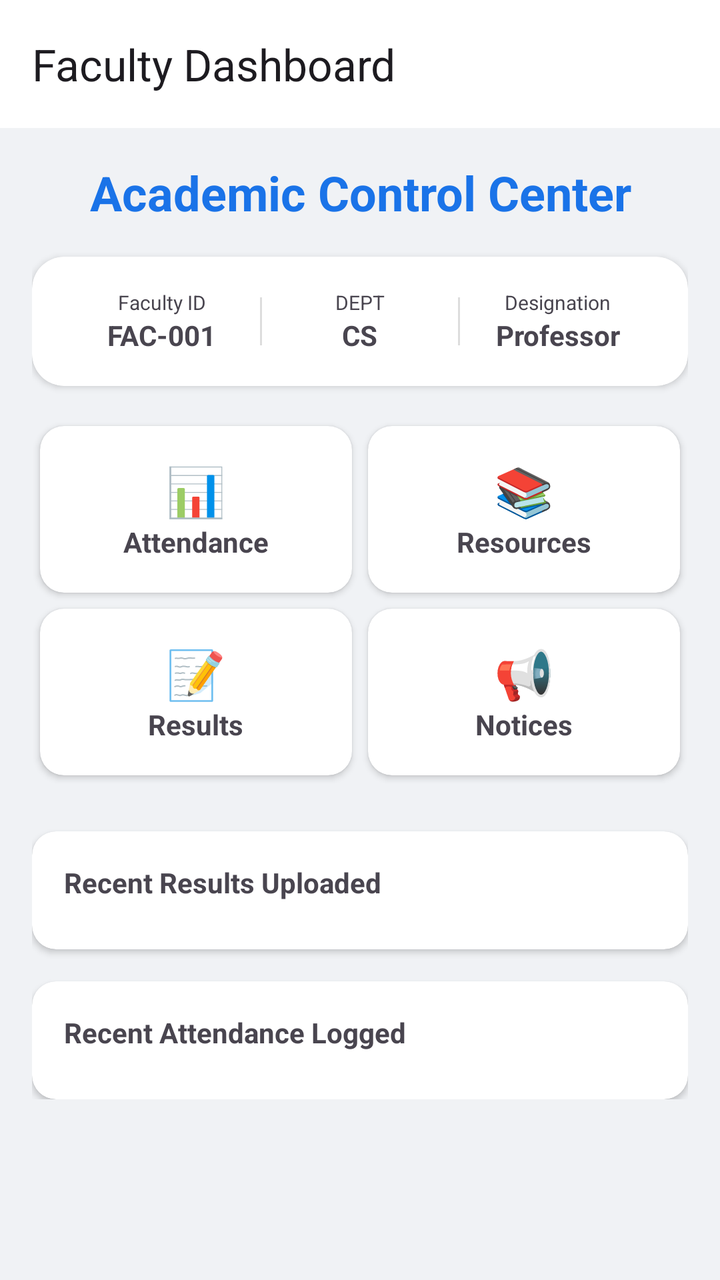
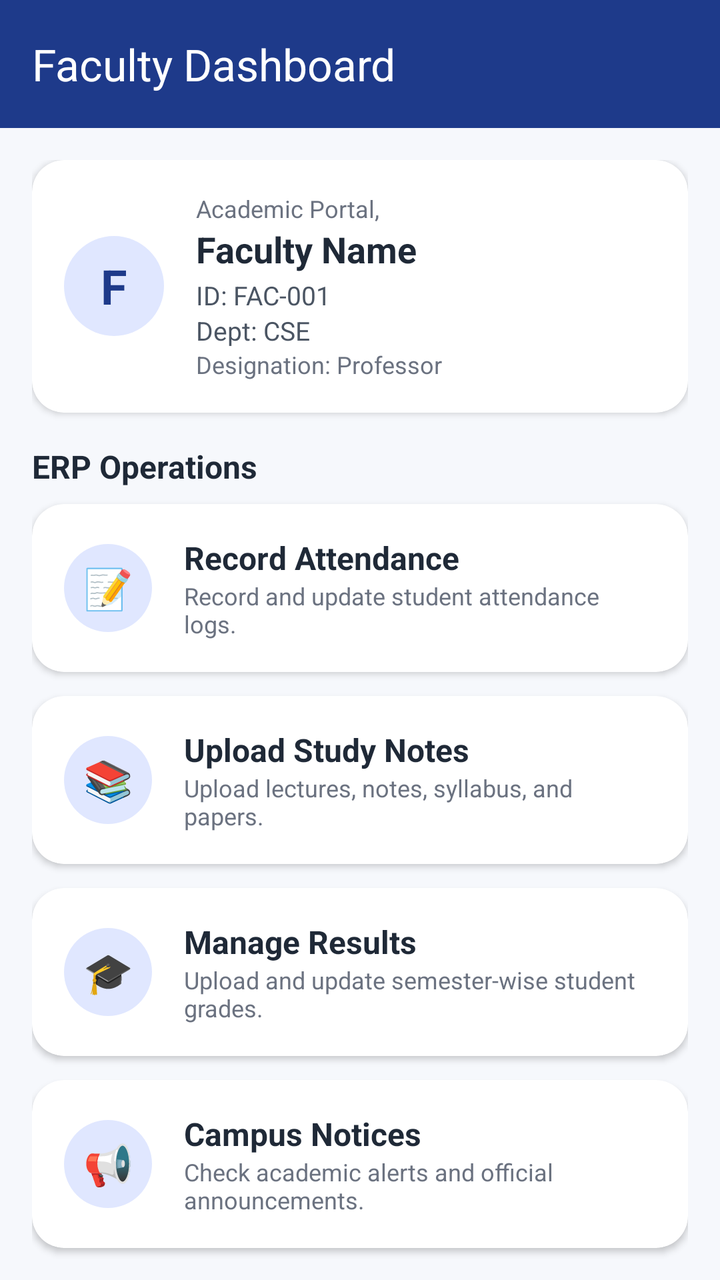

Screens rendered from an Android XML layout before and after an edit, with the pre-edit source and the edit as a unified diff.
<!-- AndroidManifest.xml: application theme Theme.MyCampus -->
<!-- res/layout/activity_facultydsashboard.xml -->
<?xml version="1.0" encoding="utf-8"?>
<androidx.coordinatorlayout.widget.CoordinatorLayout xmlns:android="http://schemas.android.com/apk/res/android"
    xmlns:app="http://schemas.android.com/apk/res-auto"
    xmlns:tools="http://schemas.android.com/tools"
    android:layout_width="match_parent"
    android:layout_height="match_parent"
    android:background="#F0F2F5"
    tools:context=".facultydsashboardActivity">

    <com.google.android.material.appbar.AppBarLayout
        android:layout_width="match_parent"
        android:layout_height="wrap_content">
        <androidx.appcompat.widget.Toolbar
            android:id="@+id/toolbar"
            android:layout_width="match_parent"
            android:layout_height="?attr/actionBarSize"
            android:background="@android:color/white"
            app:title="@string/title_faculty_dashboard" />
    </com.google.android.material.appbar.AppBarLayout>

    <androidx.core.widget.NestedScrollView
        android:layout_width="match_parent"
        android:layout_height="match_parent"
        app:layout_behavior="@string/appbar_scrolling_view_behavior">

        <LinearLayout
            android:layout_width="match_parent"
            android:layout_height="wrap_content"
            android:orientation="vertical"
            android:padding="16dp">

            <TextView
                android:layout_width="match_parent"
                android:layout_height="wrap_content"
                android:gravity="center"
                android:text="@string/hero_title_faculty"
                android:textSize="24sp"
                android:textStyle="bold"
                android:textColor="#1A73E8" />

            <com.google.android.material.card.MaterialCardView
                android:layout_width="match_parent"
                android:layout_height="wrap_content"
                android:layout_marginTop="16dp"
                app:cardCornerRadius="16dp"
                app:cardElevation="2dp">
                <LinearLayout
                    android:layout_width="match_parent"
                    android:layout_height="wrap_content"
                    android:orientation="horizontal"
                    android:padding="16dp"
                    android:gravity="center">
                    <LinearLayout android:layout_width="0dp" android:layout_height="wrap_content" android:layout_weight="1" android:orientation="vertical" android:gravity="center">
                        <TextView android:layout_width="wrap_content" android:layout_height="wrap_content" android:text="@string/faculty_id_label" android:textSize="10sp" />
                        <TextView android:id="@+id/tvFacultyId" android:layout_width="wrap_content" android:layout_height="wrap_content" android:text="FAC-001" android:textStyle="bold" />
                    </LinearLayout>
                    <View android:layout_width="1dp" android:layout_height="24dp" android:background="#DDDDDD" />
                    <LinearLayout android:layout_width="0dp" android:layout_height="wrap_content" android:layout_weight="1" android:orientation="vertical" android:gravity="center">
                        <TextView android:layout_width="wrap_content" android:layout_height="wrap_content" android:text="DEPT" android:textSize="10sp" />
                        <TextView android:id="@+id/tvFacultyDept" android:layout_width="wrap_content" android:layout_height="wrap_content" android:text="CS" android:textStyle="bold" />
                    </LinearLayout>
                    <View android:layout_width="1dp" android:layout_height="24dp" android:background="#DDDDDD" />
                    <LinearLayout android:layout_width="0dp" android:layout_height="wrap_content" android:layout_weight="1" android:orientation="vertical" android:gravity="center">
                        <TextView android:layout_width="wrap_content" android:layout_height="wrap_content" android:text="@string/designation_label" android:textSize="10sp" />
                        <TextView android:id="@+id/tvFacultyDesignation" android:layout_width="wrap_content" android:layout_height="wrap_content" android:text="Professor" android:textStyle="bold" />
                    </LinearLayout>
                </LinearLayout>
            </com.google.android.material.card.MaterialCardView>

            <GridLayout
                android:layout_width="match_parent"
                android:layout_height="wrap_content"
                android:layout_marginTop="16dp"
                android:columnCount="2">
                <com.google.android.material.card.MaterialCardView
                    android:id="@+id/btnLogAttendance"
                    android:layout_width="0dp"
                    android:layout_height="wrap_content"
                    android:layout_columnWeight="1"
                    android:layout_margin="4dp"
                    app:cardCornerRadius="12dp"
                    android:clickable="true"
                    android:focusable="true">
                    <LinearLayout android:layout_width="match_parent" android:layout_height="wrap_content" android:orientation="vertical" android:padding="16dp" android:gravity="center">
                        <TextView android:layout_width="wrap_content" android:layout_height="wrap_content" android:text="📊" android:textSize="24sp" />
                        <TextView android:layout_width="wrap_content" android:layout_height="wrap_content" android:text="Attendance" android:textStyle="bold" />
                    </LinearLayout>
                </com.google.android.material.card.MaterialCardView>
                <com.google.android.material.card.MaterialCardView
                    android:id="@+id/cvUploadResources"
                    android:layout_width="0dp"
                    android:layout_height="wrap_content"
                    android:layout_columnWeight="1"
                    android:layout_margin="4dp"
                    app:cardCornerRadius="12dp"
                    android:clickable="true"
                    android:focusable="true">
                    <LinearLayout android:layout_width="match_parent" android:layout_height="wrap_content" android:orientation="vertical" android:padding="16dp" android:gravity="center">
                        <TextView android:layout_width="wrap_content" android:layout_height="wrap_content" android:text="📚" android:textSize="24sp" />
                        <TextView android:layout_width="wrap_content" android:layout_height="wrap_content" android:text="Resources" android:textStyle="bold" />
                    </LinearLayout>
                </com.google.android.material.card.MaterialCardView>
                <com.google.android.material.card.MaterialCardView
                    android:id="@+id/btnGenResult"
                    android:layout_width="0dp"
                    android:layout_height="wrap_content"
                    android:layout_columnWeight="1"
                    android:layout_margin="4dp"
                    app:cardCornerRadius="12dp"
                    android:clickable="true"
                    android:focusable="true">
                    <LinearLayout android:layout_width="match_parent" android:layout_height="wrap_content" android:orientation="vertical" android:padding="16dp" android:gravity="center">
                        <TextView android:layout_width="wrap_content" android:layout_height="wrap_content" android:text="📝" android:textSize="24sp" />
                        <TextView android:layout_width="wrap_content" android:layout_height="wrap_content" android:text="Results" android:textStyle="bold" />
                    </LinearLayout>
                </com.google.android.material.card.MaterialCardView>
                <com.google.android.material.card.MaterialCardView
                    android:id="@+id/cvManageNotices"
                    android:layout_width="0dp"
                    android:layout_height="wrap_content"
                    android:layout_columnWeight="1"
                    android:layout_margin="4dp"
                    app:cardCornerRadius="12dp"
                    android:clickable="true"
                    android:focusable="true">
                    <LinearLayout android:layout_width="match_parent" android:layout_height="wrap_content" android:orientation="vertical" android:padding="16dp" android:gravity="center">
                        <TextView android:layout_width="wrap_content" android:layout_height="wrap_content" android:text="📢" android:textSize="24sp" />
                        <TextView android:layout_width="wrap_content" android:layout_height="wrap_content" android:text="Notices" android:textStyle="bold" />
                    </LinearLayout>
                </com.google.android.material.card.MaterialCardView>
            </GridLayout>

            <com.google.android.material.card.MaterialCardView
                android:layout_width="match_parent"
                android:layout_height="wrap_content"
                android:layout_marginTop="24dp"
                app:cardCornerRadius="12dp">
                <LinearLayout android:layout_width="match_parent" android:layout_height="wrap_content" android:orientation="vertical" android:padding="16dp">
                    <TextView android:layout_width="wrap_content" android:layout_height="wrap_content" android:text="Recent Results Uploaded" android:textStyle="bold" android:layout_marginBottom="8dp" />
                    <LinearLayout android:id="@+id/llFacultyResults" android:layout_width="match_parent" android:layout_height="wrap_content" android:orientation="vertical" />
                </LinearLayout>
            </com.google.android.material.card.MaterialCardView>

            <com.google.android.material.card.MaterialCardView
                android:layout_width="match_parent"
                android:layout_height="wrap_content"
                android:layout_marginTop="16dp"
                app:cardCornerRadius="12dp">
                <LinearLayout android:layout_width="match_parent" android:layout_height="wrap_content" android:orientation="vertical" android:padding="16dp">
                    <TextView android:layout_width="wrap_content" android:layout_height="wrap_content" android:text="Recent Attendance Logged" android:textStyle="bold" android:layout_marginBottom="8dp" />
                    <LinearLayout android:id="@+id/llFacultyAttendance" android:layout_width="match_parent" android:layout_height="wrap_content" android:orientation="vertical" />
                </LinearLayout>
            </com.google.android.material.card.MaterialCardView>

        </LinearLayout>
    </androidx.core.widget.NestedScrollView>
</androidx.coordinatorlayout.widget.CoordinatorLayout>
<!-- resources referenced by this layout -->
<resources>
  <string name="designation_label">Designation</string>
  <string name="faculty_id_label">Faculty ID</string>
  <string name="hero_title_faculty">Academic Control Center</string>
  <string name="title_faculty_dashboard">Faculty Dashboard</string>
  <style name="Theme.MyCampus" parent="Theme.Material3.DayNight.NoActionBar">
          
          <item name="colorPrimary">@color/primary</item>
          <item name="colorOnPrimary">@color/white</item>
          <item name="colorPrimaryContainer">@color/primaryDark</item>
          <item name="colorSecondary">@color/secondary</item>
          <item name="colorOnSecondary">@color/white</item>
          <item name="android:navigationBarColor">@color/background</item>
          <item name="android:statusBarColor">@color/primary</item>
          <item name="android:windowBackground">@color/background</item>
  
          
          <item name="materialCardViewStyle">@style/Widget.MyCampus.CardView</item>
  
          
          <item name="materialButtonStyle">@style/Widget.MyCampus.Button</item>
      </style>
  <color name="primary">#1E3A8A</color>
  <color name="white">#FFFFFF</color>
  <color name="primaryDark">#162D68</color>
  <color name="secondary">#3B82F6</color>
  <color name="background">#F6F8FC</color>
  <style name="Widget.MyCampus.CardView" parent="Widget.Material3.CardView.Elevated">
          <item name="cardCornerRadius">16dp</item>
          <item name="cardElevation">2dp</item>
          <item name="cardBackgroundColor">@color/card_background</item>
          <item name="strokeWidth">0dp</item>
      </style>
  <style name="Widget.MyCampus.Button" parent="Widget.Material3.Button">
          <item name="cornerRadius">12dp</item>
          <item name="android:insetTop">0dp</item>
          <item name="android:insetBottom">0dp</item>
          <item name="android:minHeight">48dp</item>
      </style>
  <color name="card_background">#FFFFFF</color>
</resources>

<!-- the commit's change to res/layout/activity_facultydsashboard.xml (unified diff, before → after) -->
@@ -2,20 +2,25 @@
 <androidx.coordinatorlayout.widget.CoordinatorLayout xmlns:android="http://schemas.android.com/apk/res/android"
     xmlns:app="http://schemas.android.com/apk/res-auto"
     xmlns:tools="http://schemas.android.com/tools"
+    android:id="@+id/main"
     android:layout_width="match_parent"
     android:layout_height="match_parent"
-    android:background="#F0F2F5"
+    android:background="#F6F8FC"
     tools:context=".facultydsashboardActivity">
 
     <com.google.android.material.appbar.AppBarLayout
         android:layout_width="match_parent"
-        android:layout_height="wrap_content">
+        android:layout_height="wrap_content"
+        android:background="#1E3A8A"
+        app:elevation="0dp">
+
         <androidx.appcompat.widget.Toolbar
             android:id="@+id/toolbar"
             android:layout_width="match_parent"
             android:layout_height="?attr/actionBarSize"
-            android:background="@android:color/white"
-            app:title="@string/title_faculty_dashboard" />
+            android:background="#1E3A8A"
+            app:title="Faculty Dashboard"
+            app:titleTextColor="@android:color/white" />
     </com.google.android.material.appbar.AppBarLayout>
 
     <androidx.core.widget.NestedScrollView
@@ -29,129 +34,343 @@
             android:orientation="vertical"
             android:padding="16dp">
 
+            
+            <com.google.android.material.card.MaterialCardView
+                android:layout_width="match_parent"
+                android:layout_height="wrap_content"
+                android:layout_marginBottom="16dp"
+                app:cardBackgroundColor="#FFFFFF"
+                app:cardCornerRadius="16dp"
+                app:cardElevation="2dp"
+                app:strokeWidth="0dp">
+
+                <LinearLayout
+                    android:layout_width="match_parent"
+                    android:layout_height="wrap_content"
+                    android:gravity="center_vertical"
+                    android:orientation="horizontal"
+                    android:padding="16dp">
+
+                    <TextView
+                        android:layout_width="50dp"
+                        android:layout_height="50dp"
+                        android:background="@drawable/bg_circle_avatar"
+                        android:gravity="center"
+                        android:text="F"
+                        android:id="@+id/tvFacultyAvatar"
+                        android:textColor="#1E3A8A"
+                        android:textSize="24sp"
+                        android:textStyle="bold" />
+
+                    <LinearLayout
+                        android:layout_width="0dp"
+                        android:layout_height="wrap_content"
+                        android:layout_marginStart="16dp"
+                        android:layout_weight="1"
+                        android:orientation="vertical">
+
+                        <TextView
+                            android:layout_width="wrap_content"
+                            android:layout_height="wrap_content"
+                            android:text="Academic Portal,"
+                            android:textColor="#6B7280"
+                            android:textSize="12sp" />
+
+                        <TextView
+                            android:id="@+id/tvFacultyName"
+                            android:layout_width="wrap_content"
+                            android:layout_height="wrap_content"
+                            android:text="Faculty Name"
+                            android:textColor="#1F2937"
+                            android:textSize="18sp"
+                            android:textStyle="bold" />
+
+                        <TextView
+                            android:id="@+id/tvFacultyId"
+                            android:layout_width="wrap_content"
+                            android:layout_height="wrap_content"
+                            android:layout_marginTop="2dp"
+                            android:text="ID: FAC-001"
+                            android:textColor="#4B5563"
+                            android:textSize="13sp" />
+
+                        <TextView
+                            android:id="@+id/tvFacultyDept"
+                            android:layout_width="wrap_content"
+                            android:layout_height="wrap_content"
+                            android:text="Dept: CSE"
+                            android:textColor="#4B5563"
+                            android:textSize="13sp" />
+
+                        <TextView
+                            android:id="@+id/tvFacultyDesignation"
+                            android:layout_width="wrap_content"
+                            android:layout_height="wrap_content"
+                            android:text="Designation: Professor"
+                            android:textColor="#6B7280"
+                            android:textSize="12sp" />
+                    </LinearLayout>
+                </LinearLayout>
+            </com.google.android.material.card.MaterialCardView>
+
+            
             <TextView
                 android:layout_width="match_parent"
                 android:layout_height="wrap_content"
-                android:gravity="center"
-                android:text="@string/hero_title_faculty"
-                android:textSize="24sp"
-                android:textStyle="bold"
-                android:textColor="#1A73E8" />
-
-            <com.google.android.material.card.MaterialCardView
-                android:layout_width="match_parent"
-                android:layout_height="wrap_content"
-                android:layout_marginTop="16dp"
-                app:cardCornerRadius="16dp"
-                app:cardElevation="2dp">
-                <LinearLayout
-                    android:layout_width="match_parent"
-                    android:layout_height="wrap_content"
-                    android:orientation="horizontal"
-                    android:padding="16dp"
-                    android:gravity="center">
-                    <LinearLayout android:layout_width="0dp" android:layout_height="wrap_content" android:layout_weight="1" android:orientation="vertical" android:gravity="center">
-                        <TextView android:layout_width="wrap_content" android:layout_height="wrap_content" android:text="@string/faculty_id_label" android:textSize="10sp" />
-                        <TextView android:id="@+id/tvFacultyId" android:layout_width="wrap_content" android:layout_height="wrap_content" android:text="FAC-001" android:textStyle="bold" />
-                    </LinearLayout>
-                    <View android:layout_width="1dp" android:layout_height="24dp" android:background="#DDDDDD" />
-                    <LinearLayout android:layout_width="0dp" android:layout_height="wrap_content" android:layout_weight="1" android:orientation="vertical" android:gravity="center">
-                        <TextView android:layout_width="wrap_content" android:layout_height="wrap_content" android:text="DEPT" android:textSize="10sp" />
-                        <TextView android:id="@+id/tvFacultyDept" android:layout_width="wrap_content" android:layout_height="wrap_content" android:text="CS" android:textStyle="bold" />
-                    </LinearLayout>
-                    <View android:layout_width="1dp" android:layout_height="24dp" android:background="#DDDDDD" />
-                    <LinearLayout android:layout_width="0dp" android:layout_height="wrap_content" android:layout_weight="1" android:orientation="vertical" android:gravity="center">
-                        <TextView android:layout_width="wrap_content" android:layout_height="wrap_content" android:text="@string/designation_label" android:textSize="10sp" />
-                        <TextView android:id="@+id/tvFacultyDesignation" android:layout_width="wrap_content" android:layout_height="wrap_content" android:text="Professor" android:textStyle="bold" />
-                    </LinearLayout>
-                </LinearLayout>
-            </com.google.android.material.card.MaterialCardView>
-
-            <GridLayout
-                android:layout_width="match_parent"
-                android:layout_height="wrap_content"
-                android:layout_marginTop="16dp"
-                android:columnCount="2">
-                <com.google.android.material.card.MaterialCardView
-                    android:id="@+id/btnLogAttendance"
+                android:layout_marginBottom="8dp"
+                android:text="ERP Operations"
+                android:textColor="#1F2937"
+                android:textSize="16sp"
+                android:textStyle="bold" />
+
+            
+            <com.google.android.material.card.MaterialCardView
+                android:id="@+id/btnLogAttendance"
+                android:layout_width="match_parent"
+                android:layout_height="wrap_content"
+                android:layout_marginBottom="12dp"
+                android:clickable="true"
+                android:focusable="true"
+                app:cardBackgroundColor="#FFFFFF"
+                app:cardCornerRadius="16dp"
+                app:cardElevation="2dp"
+                app:strokeWidth="0dp">
+                <LinearLayout
+                    android:layout_width="match_parent"
+                    android:layout_height="wrap_content"
+                    android:gravity="center_vertical"
+                    android:orientation="horizontal"
+                    android:padding="16dp">
+                    <TextView
+                        android:layout_width="44dp"
+                        android:layout_height="44dp"
+                        android:background="@drawable/bg_circle_avatar"
+                        android:gravity="center"
+                        android:text="📝"
+                        android:textSize="20sp" />
+                    <LinearLayout
+                        android:layout_width="0dp"
+                        android:layout_height="wrap_content"
+                        android:layout_marginStart="16dp"
+                        android:layout_weight="1"
+                        android:orientation="vertical">
+                        <TextView
+                            android:layout_width="wrap_content"
+                            android:layout_height="wrap_content"
+                            android:text="Record Attendance"
+                            android:textColor="#1F2937"
+                            android:textSize="16sp"
+                            android:textStyle="bold" />
+                        <TextView
+                            android:layout_width="wrap_content"
+                            android:layout_height="wrap_content"
+                            android:text="Record and update student attendance logs."
+                            android:textColor="#6B7280"
+                            android:textSize="12sp" />
+                    </LinearLayout>
+                </LinearLayout>
+            </com.google.android.material.card.MaterialCardView>
+
+            
+            <com.google.android.material.card.MaterialCardView
+                android:id="@+id/cvUploadResources"
+                android:layout_width="match_parent"
+                android:layout_height="wrap_content"
+                android:layout_marginBottom="12dp"
+                android:clickable="true"
+                android:focusable="true"
+                app:cardBackgroundColor="#FFFFFF"
+                app:cardCornerRadius="16dp"
+                app:cardElevation="2dp"
+                app:strokeWidth="0dp">
+                <LinearLayout
+                    android:layout_width="match_parent"
+                    android:layout_height="wrap_content"
+                    android:gravity="center_vertical"
+                    android:orientation="horizontal"
+                    android:padding="16dp">
+                    <TextView
+                        android:layout_width="44dp"
+                        android:layout_height="44dp"
+                        android:background="@drawable/bg_circle_avatar"
+                        android:gravity="center"
+                        android:text="📚"
+                        android:textSize="20sp" />
+                    <LinearLayout
+                        android:layout_width="0dp"
+                        android:layout_height="wrap_content"
+                        android:layout_marginStart="16dp"
+                        android:layout_weight="1"
+                        android:orientation="vertical">
+                        <TextView
+                            android:layout_width="wrap_content"
+                            android:layout_height="wrap_content"
+                            android:text="Upload Study Notes"
+                            android:textColor="#1F2937"
+                            android:textSize="16sp"
+                            android:textStyle="bold" />
+                        <TextView
+                            android:layout_width="wrap_content"
+                            android:layout_height="wrap_content"
+                            android:text="Upload lectures, notes, syllabus, and papers."
+                            android:textColor="#6B7280"
+                            android:textSize="12sp" />
+                    </LinearLayout>
+                </LinearLayout>
+            </com.google.android.material.card.MaterialCardView>
+
+            
+            <com.google.android.material.card.MaterialCardView
+                android:id="@+id/btnGenResult"
+                android:layout_width="match_parent"
+                android:layout_height="wrap_content"
+                android:layout_marginBottom="12dp"
+                android:clickable="true"
+                android:focusable="true"
+                app:cardBackgroundColor="#FFFFFF"
+                app:cardCornerRadius="16dp"
+                app:cardElevation="2dp"
+                app:strokeWidth="0dp">
+                <LinearLayout
+                    android:layout_width="match_parent"
+                    android:layout_height="wrap_content"
+                    android:gravity="center_vertical"
+                    android:orientation="horizontal"
+                    android:padding="16dp">
+                    <TextView
+                        android:layout_width="44dp"
+                        android:layout_height="44dp"
+                        android:background="@drawable/bg_circle_avatar"
+                        android:gravity="center"
+                        android:text="🎓"
+                        android:textSize="20sp" />
+                    <LinearLayout
+                        android:layout_width="0dp"
+                        android:layout_height="wrap_content"
+                        android:layout_marginStart="16dp"
+                        android:layout_weight="1"
+                        android:orientation="vertical">
+                        <TextView
+                            android:layout_width="wrap_content"
+                            android:layout_height="wrap_content"
+                            android:text="Manage Results"
+                            android:textColor="#1F2937"
+                            android:textSize="16sp"
+                            android:textStyle="bold" />
+                        <TextView
+                            android:layout_width="wrap_content"
+                            android:layout_height="wrap_content"
+                            android:text="Upload and update semester-wise student grades."
+                            android:textColor="#6B7280"
+                            android:textSize="12sp" />
+                    </LinearLayout>
+                </LinearLayout>
+            </com.google.android.material.card.MaterialCardView>
+
+            
+            <com.google.android.material.card.MaterialCardView
+                android:id="@+id/cvManageNotices"
+                android:layout_width="match_parent"
+                android:layout_height="wrap_content"
+                android:layout_marginBottom="20dp"
+                android:clickable="true"
+                android:focusable="true"
+                app:cardBackgroundColor="#FFFFFF"
+                app:cardCornerRadius="16dp"
+                app:cardElevation="2dp"
+                app:strokeWidth="0dp">
+                <LinearLayout
+                    android:layout_width="match_parent"
+                    android:layout_height="wrap_content"
+                    android:gravity="center_vertical"
+                    android:orientation="horizontal"
+                    android:padding="16dp">
+                    <TextView
+                        android:layout_width="44dp"
+                        android:layout_height="44dp"
+                        android:background="@drawable/bg_circle_avatar"
+                        android:gravity="center"
+                        android:text="📢"
+                        android:textSize="20sp" />
+                    <LinearLayout
+                        android:layout_width="0dp"
+                        android:layout_height="wrap_content"
+                        android:layout_marginStart="16dp"
+                        android:layout_weight="1"
+                        android:orientation="vertical">
+                        <TextView
+                            android:layout_width="wrap_content"
+                            android:layout_height="wrap_content"
+                            android:text="Campus Notices"
+                            android:textColor="#1F2937"
+                            android:textSize="16sp"
+                            android:textStyle="bold" />
+                        <TextView
+                            android:layout_width="wrap_content"
+                            android:layout_height="wrap_content"
+                            android:text="Check academic alerts and official announcements."
+                            android:textColor="#6B7280"
+                            android:textSize="12sp" />
+                    </LinearLayout>
+                </LinearLayout>
+            </com.google.android.material.card.MaterialCardView>
+
+            
+            <LinearLayout
+                android:layout_width="match_parent"
+                android:layout_height="wrap_content"
+                android:orientation="horizontal"
+                android:weightSum="2"
+                android:layout_marginBottom="16dp">
+
+                <LinearLayout
                     android:layout_width="0dp"
                     android:layout_height="wrap_content"
-                    android:layout_columnWeight="1"
-                    android:layout_margin="4dp"
-                    app:cardCornerRadius="12dp"
-                    android:clickable="true"
-                    android:focusable="true">
-                    <LinearLayout android:layout_width="match_parent" android:layout_height="wrap_content" android:orientation="vertical" android:padding="16dp" android:gravity="center">
-                        <TextView android:layout_width="wrap_content" android:layout_height="wrap_content" android:text="📊" android:textSize="24sp" />
-                        <TextView android:layout_width="wrap_content" android:layout_height="wrap_content" android:text="Attendance" android:textStyle="bold" />
-                    </LinearLayout>
-                </com.google.android.material.card.MaterialCardView>
-                <com.google.android.material.card.MaterialCardView
-                    android:id="@+id/cvUploadResources"
+                    android:layout_weight="1"
+                    android:layout_marginEnd="6dp"
+                    android:orientation="vertical">
+
+                    <TextView
+                        android:layout_width="wrap_content"
+                        android:layout_height="wrap_content"
+                        android:layout_marginBottom="8dp"
+                        android:text="Recent Results"
+                        android:textColor="#1F2937"
+                        android:textSize="14sp"
+                        android:textStyle="bold" />
+
+                    <LinearLayout
+                        android:id="@+id/llFacultyResults"
+                        android:layout_width="match_parent"
+                        android:layout_height="wrap_content"
+                        android:orientation="vertical" />
+                </LinearLayout>
+
+                <LinearLayout
                     android:layout_width="0dp"
                     android:layout_height="wrap_content"
-                    android:layout_columnWeight="1"
-                    android:layout_margin="4dp"
-                    app:cardCornerRadius="12dp"
-                    android:clickable="true"
-                    android:focusable="true">
-                    <LinearLayout android:layout_width="match_parent" android:layout_height="wrap_content" android:orientation="vertical" android:padding="16dp" android:gravity="center">
-                        <TextView android:layout_width="wrap_content" android:layout_height="wrap_content" android:text="📚" android:textSize="24sp" />
-                        <TextView android:layout_width="wrap_content" android:layout_height="wrap_content" android:text="Resources" android:textStyle="bold" />
-                    </LinearLayout>
-                </com.google.android.material.card.MaterialCardView>
-                <com.google.android.material.card.MaterialCardView
-                    android:id="@+id/btnGenResult"
-                    android:layout_width="0dp"
-                    android:layout_height="wrap_content"
-                    android:layout_columnWeight="1"
-                    android:layout_margin="4dp"
-                    app:cardCornerRadius="12dp"
-                    android:clickable="true"
-                    android:focusable="true">
-                    <LinearLayout android:layout_width="match_parent" android:layout_height="wrap_content" android:orientation="vertical" android:padding="16dp" android:gravity="center">
-                        <TextView android:layout_width="wrap_content" android:layout_height="wrap_content" android:text="📝" android:textSize="24sp" />
-                        <TextView android:layout_width="wrap_content" android:layout_height="wrap_content" android:text="Results" android:textStyle="bold" />
-                    </LinearLayout>
-                </com.google.android.material.card.MaterialCardView>
-                <com.google.android.material.card.MaterialCardView
-                    android:id="@+id/cvManageNotices"
-                    android:layout_width="0dp"
-                    android:layout_height="wrap_content"
-                    android:layout_columnWeight="1"
-                    android:layout_margin="4dp"
-                    app:cardCornerRadius="12dp"
-                    android:clickable="true"
-                    android:focusable="true">
-                    <LinearLayout android:layout_width="match_parent" android:layout_height="wrap_content" android:orientation="vertical" android:padding="16dp" android:gravity="center">
-                        <TextView android:layout_width="wrap_content" android:layout_height="wrap_content" android:text="📢" android:textSize="24sp" />
-                        <TextView android:layout_width="wrap_content" android:layout_height="wrap_content" android:text="Notices" android:textStyle="bold" />
-                    </LinearLayout>
-                </com.google.android.material.card.MaterialCardView>
-            </GridLayout>
-
-            <com.google.android.material.card.MaterialCardView
-                android:layout_width="match_parent"
-                android:layout_height="wrap_content"
-                android:layout_marginTop="24dp"
-                app:cardCornerRadius="12dp">
-                <LinearLayout android:layout_width="match_parent" android:layout_height="wrap_content" android:orientation="vertical" android:padding="16dp">
-                    <TextView android:layout_width="wrap_content" android:layout_height="wrap_content" android:text="Recent Results Uploaded" android:textStyle="bold" android:layout_marginBottom="8dp" />
-                    <LinearLayout android:id="@+id/llFacultyResults" android:layout_width="match_parent" android:layout_height="wrap_content" android:orientation="vertical" />
-                </LinearLayout>
-            </com.google.android.material.card.MaterialCardView>
-
-            <com.google.android.material.card.MaterialCardView
-                android:layout_width="match_parent"
-                android:layout_height="wrap_content"
-                android:layout_marginTop="16dp"
-                app:cardCornerRadius="12dp">
-                <LinearLayout android:layout_width="match_parent" android:layout_height="wrap_content" android:orientation="vertical" android:padding="16dp">
-                    <TextView android:layout_width="wrap_content" android:layout_height="wrap_content" android:text="Recent Attendance Logged" android:textStyle="bold" android:layout_marginBottom="8dp" />
-                    <LinearLayout android:id="@+id/llFacultyAttendance" android:layout_width="match_parent" android:layout_height="wrap_content" android:orientation="vertical" />
-                </LinearLayout>
-            </com.google.android.material.card.MaterialCardView>
+                    android:layout_weight="1"
+                    android:layout_marginStart="6dp"
+                    android:orientation="vertical">
+
+                    <TextView
+                        android:layout_width="wrap_content"
+                        android:layout_height="wrap_content"
+                        android:layout_marginBottom="8dp"
+                        android:text="Recent Attendance"
+                        android:textColor="#1F2937"
+                        android:textSize="14sp"
+                        android:textStyle="bold" />
+
+                    <LinearLayout
+                        android:id="@+id/llFacultyAttendance"
+                        android:layout_width="match_parent"
+                        android:layout_height="wrap_content"
+                        android:orientation="vertical" />
+                </LinearLayout>
+            </LinearLayout>
 
         </LinearLayout>
     </androidx.core.widget.NestedScrollView>
+
 </androidx.coordinatorlayout.widget.CoordinatorLayout>
<!-- resource entries referenced after the edit -->
@@ -1,9 +1,11 @@
 <!-- resources referenced by this layout -->
 <resources>
-  <string name="designation_label">Designation</string>
-  <string name="faculty_id_label">Faculty ID</string>
-  <string name="hero_title_faculty">Academic Control Center</string>
-  <string name="title_faculty_dashboard">Faculty Dashboard</string>
+  <!-- drawable bg_circle_avatar (drawable) -->
+  <?xml version="1.0" encoding="utf-8"?>
+  <shape xmlns:android="http://schemas.android.com/apk/res/android"
+      android:shape="oval">
+      <solid android:color="#E0E7FF" />
+  </shape>
   <style name="Theme.MyCampus" parent="Theme.Material3.DayNight.NoActionBar">
           
           <item name="colorPrimary">@color/primary</item>
